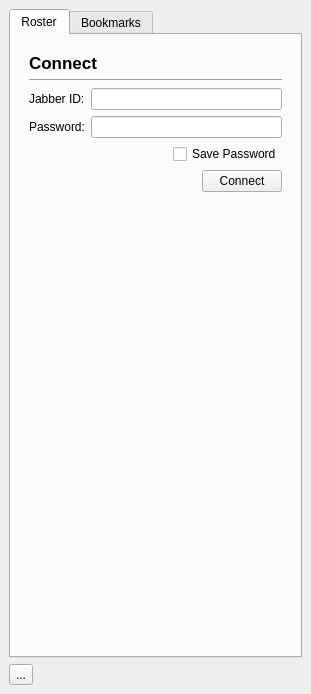
Qt form widgets/mainWindow.ui (xmpp-graveyard/jabbim) before a commit.
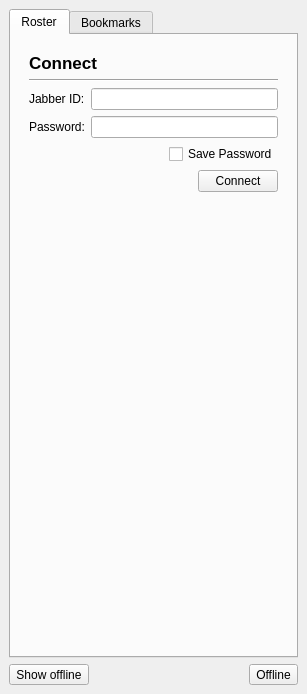
The same form after that commit.

Commit message: show offline button

The edit to the form file:
```diff
--- a/widgets/mainWindow.ui
+++ b/widgets/mainWindow.ui
@@ -5,7 +5,7 @@
    <rect>
     <x>0</x>
     <y>0</y>
-    <width>311</width>
+    <width>307</width>
     <height>694</height>
    </rect>
   </property>
@@ -21,9 +21,43 @@
      <number>6</number>
     </property>
     <item row="1" column="0" >
+     <layout class="QHBoxLayout" >
+      <property name="margin" >
+       <number>0</number>
+      </property>
+      <property name="spacing" >
+       <number>6</number>
+      </property>
+      <item>
+       <widget class="QToolButton" name="showOffline" >
+        <property name="text" >
+         <string>Show offline</string>
+        </property>
+        <property name="checkable" >
+         <bool>true</bool>
+        </property>
+        <property name="arrowType" >
+         <enum>Qt::NoArrow</enum>
+        </property>
+       </widget>
+      </item>
+      <item>
+       <spacer>
+        <property name="orientation" >
+         <enum>Qt::Horizontal</enum>
+        </property>
+        <property name="sizeHint" >
+         <size>
+          <width>121</width>
+          <height>20</height>
+         </size>
+        </property>
+       </spacer>
+      </item>
+      <item>
      <widget class="QToolButton" name="statusButton" >
       <property name="text" >
-       <string>...</string>
+         <string>Offline</string>
       </property>
       <property name="popupMode" >
        <enum>QToolButton::InstantPopup</enum>
@@ -33,6 +67,8 @@
       </property>
      </widget>
     </item>
+     </layout>
+    </item>
     <item row="0" column="0" >
      <widget class="QTabWidget" name="tabWidget" >
       <property name="currentIndex" >
```
Left out of the diff: 2 changed lines with no effect on the pictures. Lines whose indentation alone changed are shown as unchanged. The commit also changes 3 other files.
